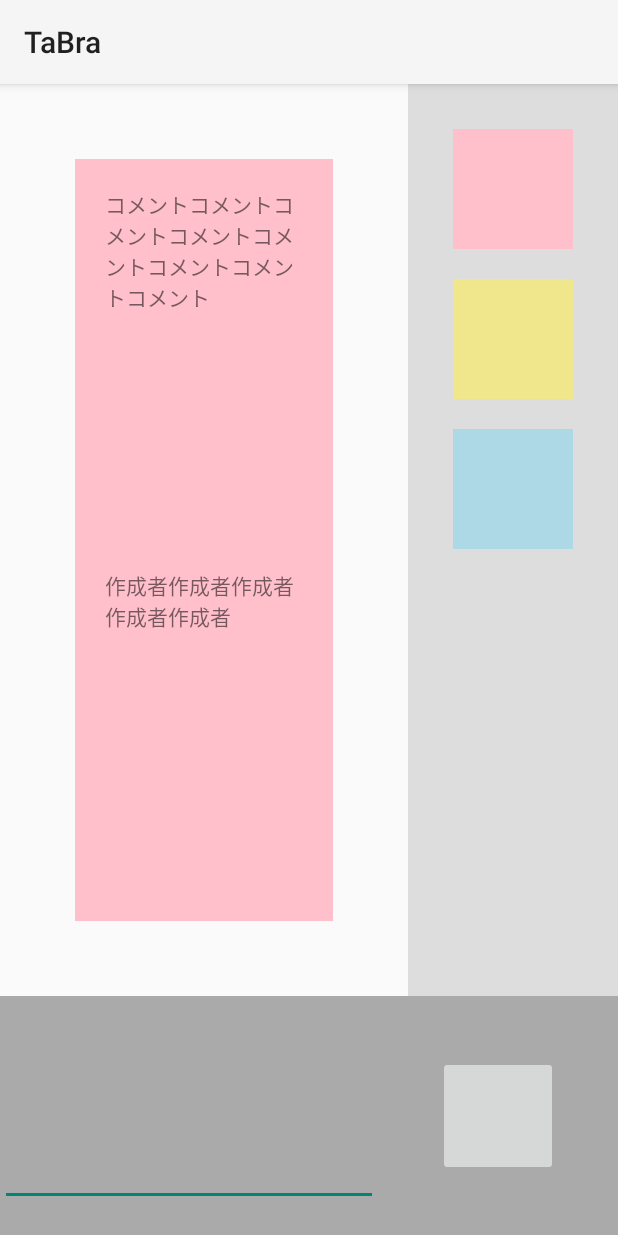
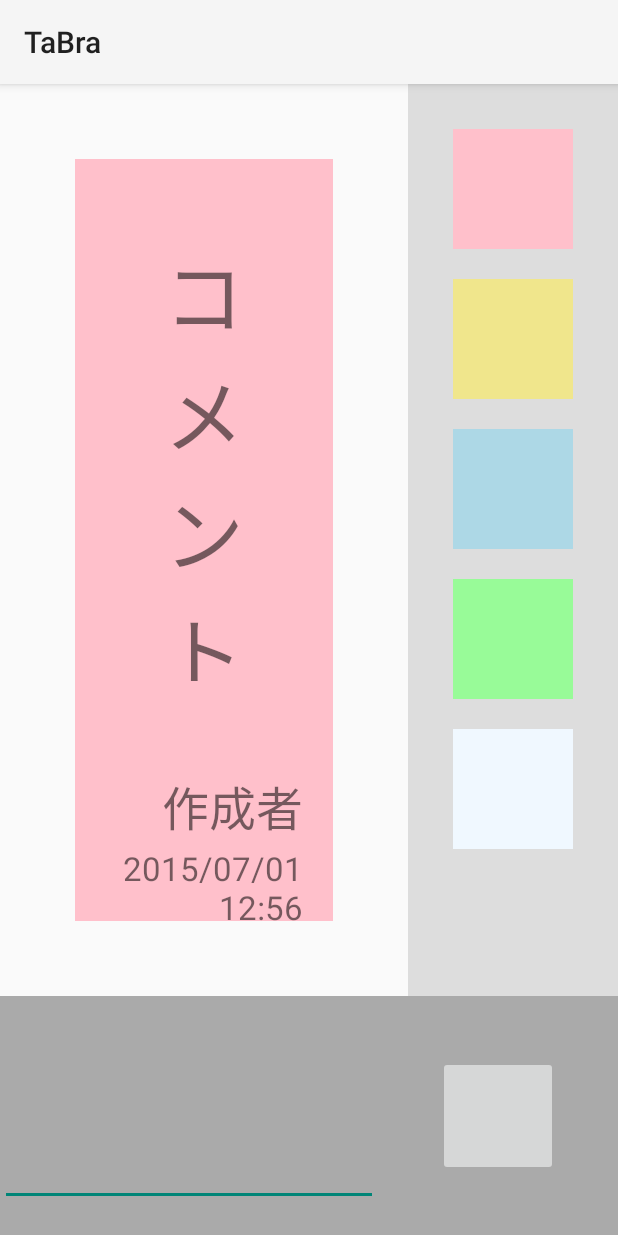
Before and after one commit to HSKKOU/TaBra, an Android app: the layout fragment_brain_storm_postit_create.xml on its own in the app's theme, with its tools: preview values and no code run, on a phone screen of 412 x 824 dp. Run offline under Robolectric (Android 15) with nearby library versions, the phone set to English and light mode, and no system bars.

Commit message:
Postit: make layout of PostitCreate

```diff
--- a/app/src/main/java/jp/ac/titech/itpro/sdl/tabra/Activity/BrainStorming/Main/PostitFactory.java
+++ b/app/src/main/java/jp/ac/titech/itpro/sdl/tabra/Activity/BrainStorming/Main/PostitFactory.java
@@ -3,6 +3,7 @@ package jp.ac.titech.itpro.sdl.tabra.Activity.BrainStorming.Main;
 import android.content.Context;
 import android.graphics.Point;
 import android.view.LayoutInflater;
+import android.view.View;
 import android.widget.LinearLayout;
 
 import jp.ac.titech.itpro.sdl.tabra.R;
@@ -26,8 +27,8 @@ public class PostitFactory {
         mInflater = (LayoutInflater)mContext.getSystemService(Context.LAYOUT_INFLATER_SERVICE);
     }
 
-    public PostitView createPostitView() {
-        PostitView postit = (PostitView)mInflater.inflate(R.layout.postit, null);
+    public View createPostitView() {
+        View postit = mInflater.inflate(R.layout.postit, null);
         Point center = mPostitCtrl.getCenter();
         postit.setX(center.x - mPostitH/2);
         postit.setY(center.y - mPostitH / 2);
--- a/app/src/main/res/layout/fragment_brain_storm_postit_create.xml
+++ b/app/src/main/res/layout/fragment_brain_storm_postit_create.xml
@@ -33,18 +33,30 @@
                     android:layout_width="match_parent"
                     android:layout_height="0dp"
                     android:layout_weight="1"
-                    android:padding="20dp"
-                    android:textAlignment="center"
+                    android:padding="50dp"
+                    android:textSize="24pt"
+                    android:gravity="center_vertical|center_horizontal"
                     android:text="コメントコメントコメントコメントコメントコメントコメントコメント"
                     />
 
                 <TextView
                     android:layout_width="match_parent"
-                    android:layout_height="0dp"
-                    android:layout_weight="1"
-                    android:padding="20dp"
-                    android:textAlignment="center"
-                    android:text="作成者作成者作成者作成者作成者"
+                    android:layout_height="60dp"
+                    android:paddingTop="10dp"
+                    android:paddingBottom="10dp"
+                    android:paddingRight="20dp"
+                    android:textSize="14pt"
+                    android:gravity="right|center_vertical"
+                    android:text="作成者"
+                    />
+
+                <TextView
+                    android:layout_width="match_parent"
+                    android:layout_height="50dp"
+                    android:textSize="10pt"
+                    android:paddingRight="20dp"
+                    android:gravity="right|center_vertical"
+                    android:text="2015/07/01 12:56"
                     />
 
             </LinearLayout>
@@ -87,6 +99,24 @@
                 android:layout_marginBottom="10dp"
                 />
 
+            <View
+                android:layout_width="80dp"
+                android:layout_height="80dp"
+                android:background="#98fb98"
+                android:layout_gravity="center_horizontal"
+                android:layout_marginTop="10dp"
+                android:layout_marginBottom="10dp"
+                />
+
+            <View
+                android:layout_width="80dp"
+                android:layout_height="80dp"
+                android:background="#f0f8ff"
+                android:layout_gravity="center_horizontal"
+                android:layout_marginTop="10dp"
+                android:layout_marginBottom="10dp"
+                />
+
         </LinearLayout>
 
     </LinearLayout>
```
Also changed, not shown: app/src/main/java/jp/ac/titech/itpro/sdl/tabra/Activity/BrainStorming/Main/BrainStormMainActivityFragment.java (+4 -3 lines), app/src/main/java/jp/ac/titech/itpro/sdl/tabra/Activity/BrainStorming/Main/PostitController.java (+6 -2 lines), app/src/main/java/jp/ac/titech/itpro/sdl/tabra/Activity/BrainStorming/Main/PostitView.java (deleted, +0 -30 lines), app/src/main/res/layout/postit.xml (+8 -0 lines).
